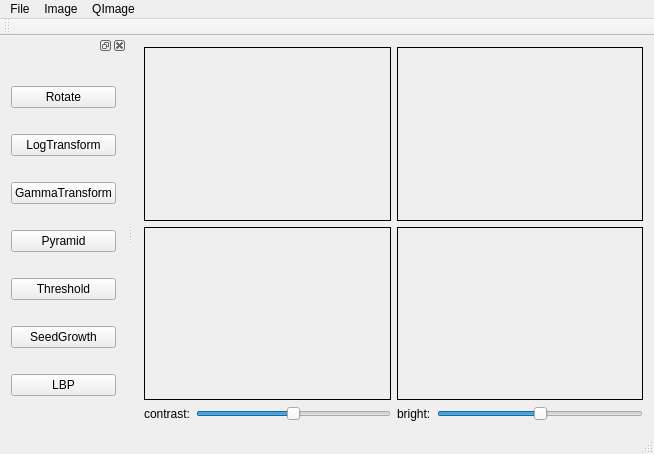
Old version of the form OpenCVProject/OpenCVLearn/mainwindow.ui in the repository Gaara-ops/OpenCVProject.
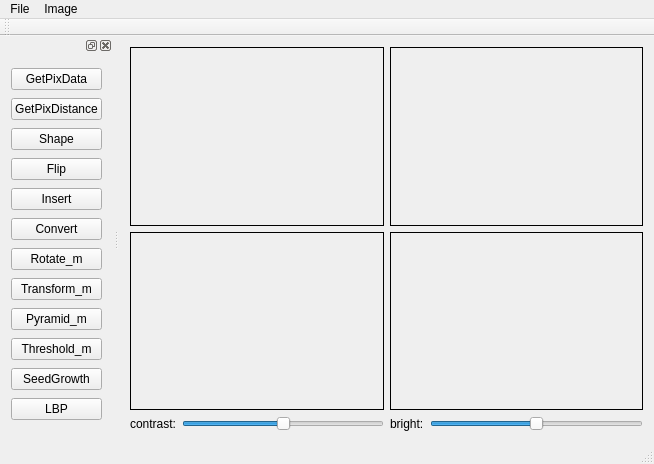
New version of the form.

```diff
--- a/OpenCVProject/OpenCVLearn/mainwindow.ui
+++ b/OpenCVProject/OpenCVLearn/mainwindow.ui
@@ -7,7 +7,7 @@
     <x>0</x>
     <y>0</y>
     <width>654</width>
-    <height>454</height>
+    <height>464</height>
    </rect>
   </property>
   <property name="windowTitle">
@@ -151,21 +151,8 @@
     <addaction name="actionImageWithMouseEvent"/>
     <addaction name="actionImageUsualHandle"/>
    </widget>
-   <widget class="QMenu" name="menuQImage">
-    <property name="title">
-     <string>QImage</string>
-    </property>
-    <addaction name="actionShowOnQImage"/>
-    <addaction name="actionGetPixData"/>
-    <addaction name="actionGetPixDistance"/>
-    <addaction name="actionShapeImage"/>
-    <addaction name="actionFlipImage"/>
-    <addaction name="actionInsertImage"/>
-    <addaction name="actionConvertColor"/>
-   </widget>
    <addaction name="menuFile"/>
    <addaction name="menuImage"/>
-   <addaction name="menuQImage"/>
   </widget>
   <widget class="QToolBar" name="mainToolBar">
    <attribute name="toolBarArea">
@@ -182,52 +169,87 @@
    </attribute>
    <widget class="QWidget" name="dockWidgetContents">
     <layout class="QGridLayout" name="gridLayout_2">
-     <item row="3" column="0">
-      <widget class="QPushButton" name="PyramidBtn">
-       <property name="text">
-        <string>Pyramid</string>
-       </property>
-      </widget>
-     </item>
-     <item row="0" column="0">
-      <widget class="QPushButton" name="RotateBtn">
-       <property name="text">
-        <string>Rotate</string>
-       </property>
-      </widget>
-     </item>
-     <item row="4" column="0">
+     <item row="9" column="0">
       <widget class="QPushButton" name="ThresholdBtn">
        <property name="text">
-        <string>Threshold</string>
+        <string>Threshold_m</string>
        </property>
       </widget>
      </item>
-     <item row="1" column="0">
-      <widget class="QPushButton" name="LogTFBtn">
+     <item row="7" column="0">
+      <widget class="QPushButton" name="TransFormBtn">
        <property name="text">
-        <string>LogTransform</string>
+        <string>Transform_m</string>
        </property>
       </widget>
      </item>
-     <item row="2" column="0">
-      <widget class="QPushButton" name="GammaTFBtn">
+     <item row="11" column="0">
+      <widget class="QPushButton" name="LBPBtn">
        <property name="text">
-        <string>GammaTransform</string>
+        <string>LBP</string>
        </property>
       </widget>
      </item>
-     <item row="5" column="0">
+     <item row="10" column="0">
       <widget class="QPushButton" name="SeedGrowthBtn">
        <property name="text">
         <string>SeedGrowth</string>
        </property>
       </widget>
      </item>
+     <item row="2" column="0">
+      <widget class="QPushButton" name="ShapeBtn">
+       <property name="text">
+        <string>Shape</string>
+       </property>
+      </widget>
+     </item>
+     <item row="3" column="0">
+      <widget class="QPushButton" name="FlipBtn">
+       <property name="text">
+        <string>Flip</string>
+       </property>
+      </widget>
+     </item>
+     <item row="5" column="0">
+      <widget class="QPushButton" name="ConvertBtn">
+       <property name="text">
+        <string>Convert</string>
+       </property>
+      </widget>
+     </item>
+     <item row="4" column="0">
+      <widget class="QPushButton" name="InsertBtn">
+       <property name="text">
+        <string>Insert</string>
+       </property>
+      </widget>
+     </item>
+     <item row="8" column="0">
+      <widget class="QPushButton" name="PyramidBtn">
+       <property name="text">
+        <string>Pyramid_m</string>
+       </property>
+      </widget>
+     </item>
      <item row="6" column="0">
-      <widget class="QPushButton" name="LBPBtn">
+      <widget class="QPushButton" name="RotateBtn">
        <property name="text">
-        <string>LBP</string>
+        <string>Rotate_m</string>
+       </property>
+      </widget>
+     </item>
+     <item row="0" column="0">
+      <widget class="QPushButton" name="GetPixDataBtn">
+       <property name="text">
+        <string>GetPixData</string>
+       </property>
+      </widget>
+     </item>
+     <item row="1" column="0">
+      <widget class="QPushButton" name="GetPixDisBtn">
+       <property name="text">
+        <string>GetPixDistance</string>
        </property>
       </widget>
      </item>
```
Left out of the diff: 35 changed lines with no effect on the pictures.
